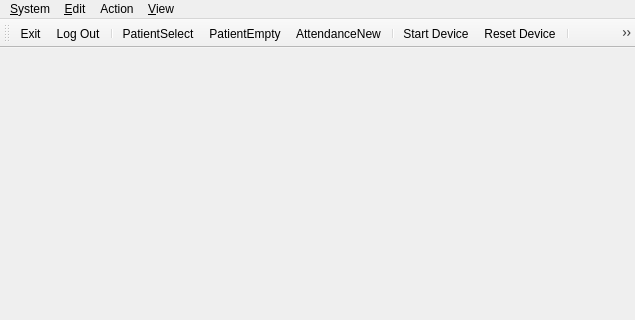
The window that client/wndmain.ui (tbikfalvi/Belenus) describes before a commit, drawn with Qt 5; both pictures show x 0 to 635 and y 0 to 320 of the 635 by 579 pixel window.
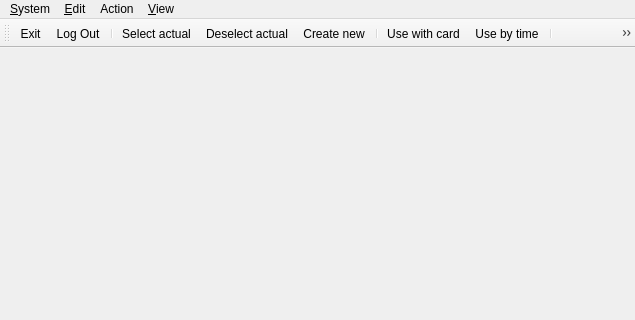
The same window after the commit.

Patch:
```diff
--- a/client/wndmain.ui
+++ b/client/wndmain.ui
@@ -104,6 +104,9 @@
    <addaction name="actionPatientEmpty"/>
    <addaction name="actionAttendanceNew"/>
    <addaction name="separator"/>
+   <addaction name="action_UseWithCard"/>
+   <addaction name="action_UseByTime"/>
+   <addaction name="separator"/>
    <addaction name="actionDeviceStart"/>
    <addaction name="actionDeviceReset"/>
    <addaction name="separator"/>
@@ -203,7 +206,7 @@
   </action>
   <action name="actionPatientSelect">
    <property name="text">
-    <string>PatientSelect</string>
+    <string>Select actual ...</string>
    </property>
    <property name="toolTip">
     <string>Select actual patient</string>
@@ -211,7 +214,7 @@
   </action>
   <action name="actionPatientEmpty">
    <property name="text">
-    <string>PatientEmpty</string>
+    <string>Deselect actual</string>
    </property>
    <property name="toolTip">
     <string>Clear actual patient</string>
@@ -219,12 +222,36 @@
   </action>
   <action name="actionAttendanceNew">
    <property name="text">
-    <string>AttendanceNew</string>
+    <string>Create new ...</string>
    </property>
    <property name="toolTip">
     <string>Add new attendance for actual patient</string>
    </property>
   </action>
+  <action name="action_Cards">
+   <property name="text">
+    <string>Cards ...</string>
+   </property>
+   <property name="toolTip">
+    <string>Patient cards</string>
+   </property>
+  </action>
+  <action name="action_UseWithCard">
+   <property name="text">
+    <string>Use with card ...</string>
+   </property>
+   <property name="toolTip">
+    <string>Use device with patient card</string>
+   </property>
+  </action>
+  <action name="action_UseByTime">
+   <property name="text">
+    <string>Use by time ...</string>
+   </property>
+   <property name="toolTip">
+    <string>Use device with defined time period</string>
+   </property>
+  </action>
  </widget>
  <resources/>
  <connections>
```
Left out of the diff: 49 changed lines with no effect on the pictures.
